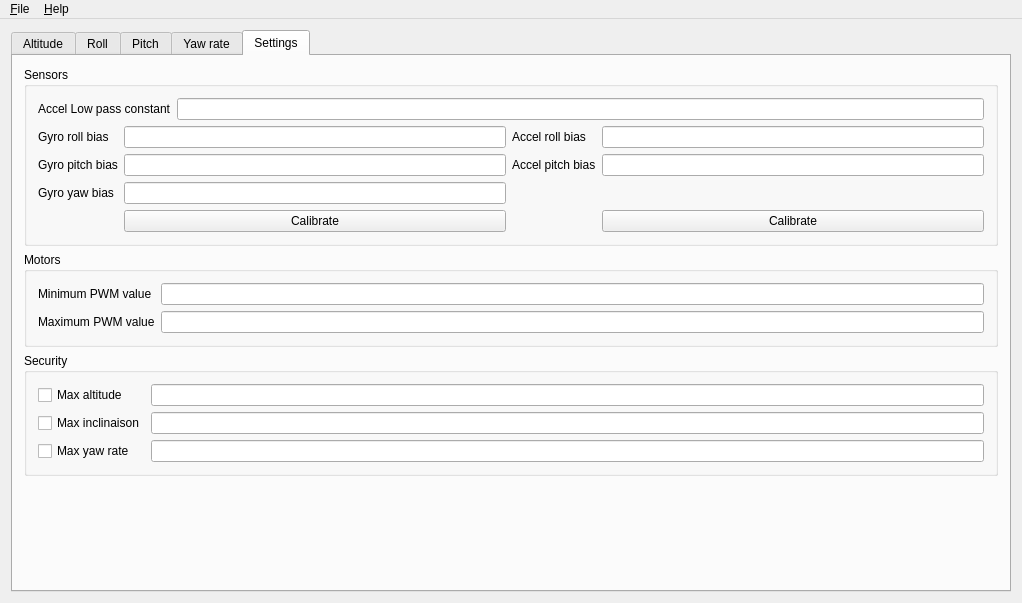
cepr/hummingdroid-gcs-qt, file src/mainwindow.ui: the form before one commit.
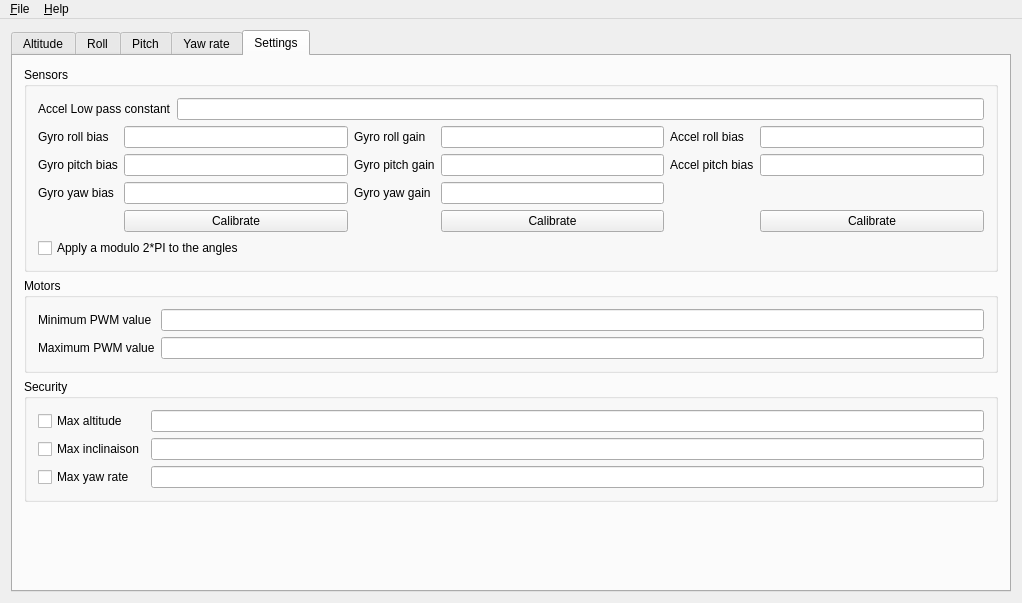
The form after the commit. The open tabs and pages were chosen to show the change. Icons and pictures are not drawn. Custom widgets are drawn as their Qt base class.

```diff
--- a/src/mainwindow.ui
+++ b/src/mainwindow.ui
@@ -161,21 +161,7 @@
                 </widget>
                </item>
                <item row="3" column="1">
-                <widget class="QPushButton" name="calibrate_gyro">
-                 <property name="text">
-                  <string>Calibrate</string>
-                 </property>
-                </widget>
-               </item>
-               <item row="0" column="2">
-                <widget class="QLabel" name="label_6">
-                 <property name="text">
-                  <string>Accel roll bias</string>
-                 </property>
-                </widget>
-               </item>
-               <item row="3" column="4">
-                <widget class="QPushButton" name="calibrate_accel">
+                <widget class="QPushButton" name="calibrate_gyro_bias">
                  <property name="text">
                   <string>Calibrate</string>
                  </property>
@@ -188,24 +174,82 @@
                  </property>
                 </widget>
                </item>
+               <item row="3" column="6">
+                <widget class="QPushButton" name="calibrate_accel">
+                 <property name="text">
+                  <string>Calibrate</string>
+                 </property>
+                </widget>
+               </item>
+               <item row="0" column="4">
+                <widget class="QLabel" name="label_6">
+                 <property name="text">
+                  <string>Accel roll bias</string>
+                 </property>
+                </widget>
+               </item>
                <item row="2" column="1">
                 <widget class="QLineEdit" name="gyro_yaw_bias"/>
                </item>
-               <item row="0" column="4">
+               <item row="0" column="6">
                 <widget class="QLineEdit" name="accel_roll_bias"/>
                </item>
-               <item row="1" column="2">
+               <item row="1" column="4">
                 <widget class="QLabel" name="label_7">
                  <property name="text">
                   <string>Accel pitch bias</string>
                  </property>
                 </widget>
                </item>
-               <item row="1" column="4">
+               <item row="1" column="6">
                 <widget class="QLineEdit" name="accel_pitch_bias"/>
                </item>
+               <item row="0" column="2">
+                <widget class="QLabel" name="label_8">
+                 <property name="text">
+                  <string>Gyro roll gain</string>
+                 </property>
+                </widget>
+               </item>
+               <item row="1" column="2">
+                <widget class="QLabel" name="label_9">
+                 <property name="text">
+                  <string>Gyro pitch gain</string>
+                 </property>
+                </widget>
+               </item>
+               <item row="2" column="2">
+                <widget class="QLabel" name="label_10">
+                 <property name="text">
+                  <string>Gyro yaw gain</string>
+                 </property>
+                </widget>
+               </item>
+               <item row="0" column="3">
+                <widget class="QLineEdit" name="gyro_roll_gain"/>
+               </item>
+               <item row="1" column="3">
+                <widget class="QLineEdit" name="gyro_pitch_gain"/>
+               </item>
+               <item row="2" column="3">
+                <widget class="QLineEdit" name="gyro_yaw_gain"/>
+               </item>
+               <item row="3" column="3">
+                <widget class="QPushButton" name="calibrate_gyro_gain">
+                 <property name="text">
+                  <string>Calibrate</string>
+                 </property>
+                </widget>
+               </item>
               </layout>
              </item>
+             <item row="2" column="0">
+              <widget class="QCheckBox" name="apply_modulo">
+               <property name="text">
+                <string>Apply a modulo 2*PI to the angles</string>
+               </property>
+              </widget>
+             </item>
             </layout>
            </widget>
           </item>
```
